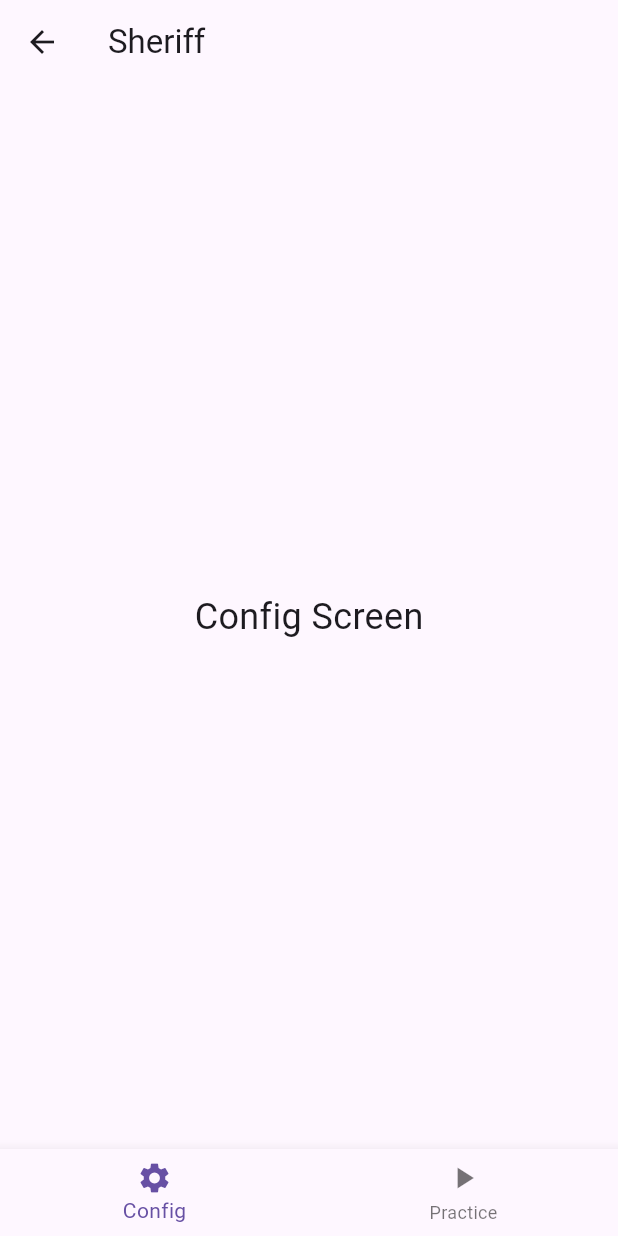
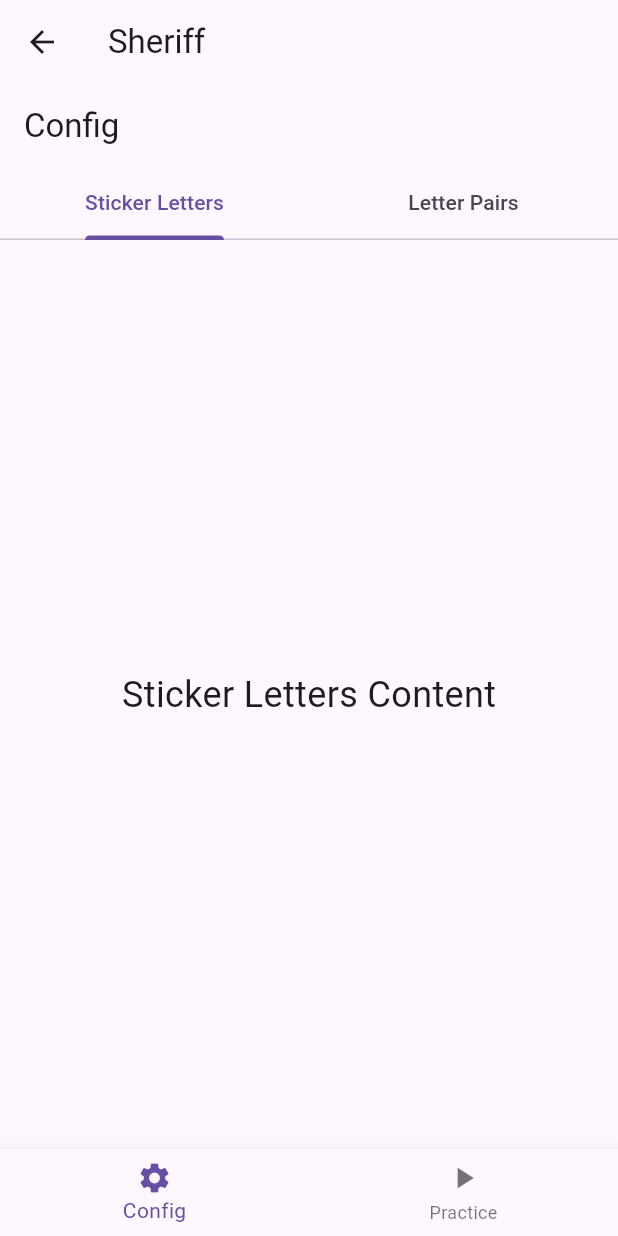
Before and after one commit to sheriffff/rubik_flutter_app, a Flutter app: the screen it shows after launch, after a tap on "Sheriff", on a phone screen of 412 x 824 dp. Run offline on Flutter 3.47's test engine with Material 3 defaults, Android fonts, the phone set to English and light mode, and no system bars.

Commit message:
Add tabs inside config and practice

```diff
--- a/lib/screens/config_screen.dart
+++ b/lib/screens/config_screen.dart
@@ -1,12 +1,47 @@
 import 'package:flutter/material.dart';
+import 'sticker_letters_tab.dart';  // Import Sticker Letters Tab
+import 'letter_pairs_tab.dart';    // Import Letter Pairs Tab
 
-class ConfigScreen extends StatelessWidget {
+class ConfigScreen extends StatefulWidget {
+  @override
+  _ConfigScreenState createState() => _ConfigScreenState();
+}
+
+class _ConfigScreenState extends State<ConfigScreen> with SingleTickerProviderStateMixin {
+  late TabController _tabController;
+
+  @override
+  void initState() {
+    super.initState();
+    _tabController = TabController(length: 2, vsync: this); // Number of tabs
+  }
+
+  @override
+  void dispose() {
+    _tabController.dispose();
+    super.dispose();
+  }
+
   @override
   Widget build(BuildContext context) {
-    return Center(
-      child: Text(
-        'Config Screen',
-        style: TextStyle(fontSize: 24),
+    return Scaffold(
+      appBar: AppBar(
+        title: Text('Config'),
+        automaticallyImplyLeading: false,  // This removes the extra back button
+        bottom: TabBar(
+          controller: _tabController,
+          tabs: const [
+            Tab(text: 'Sticker Letters'),
+            Tab(text: 'Letter Pairs'),
+          ],
+        ),
+      ),
+      body: TabBarView(
+        controller: _tabController,
+        children: [
+          StickerLettersTab(),
+          LetterPairsTab(),
+        ],
       ),
     );
   }
--- /dev/null
+++ b/lib/screens/sticker_letters_tab.dart
@@ -0,0 +1,13 @@
+import 'package:flutter/material.dart';
+
+class StickerLettersTab extends StatelessWidget {
+  @override
+  Widget build(BuildContext context) {
+    return Center(
+      child: Text(
+        'Sticker Letters Content',
+        style: TextStyle(fontSize: 24),
+      ),
+    );
+  }
+}
```
Also changed, not shown: lib/screens/commutators_tab.dart (added, +13 -0 lines), lib/screens/letter_pairs_tab.dart (added, +13 -0 lines), lib/screens/practice_screen.dart (+40 -5 lines).
